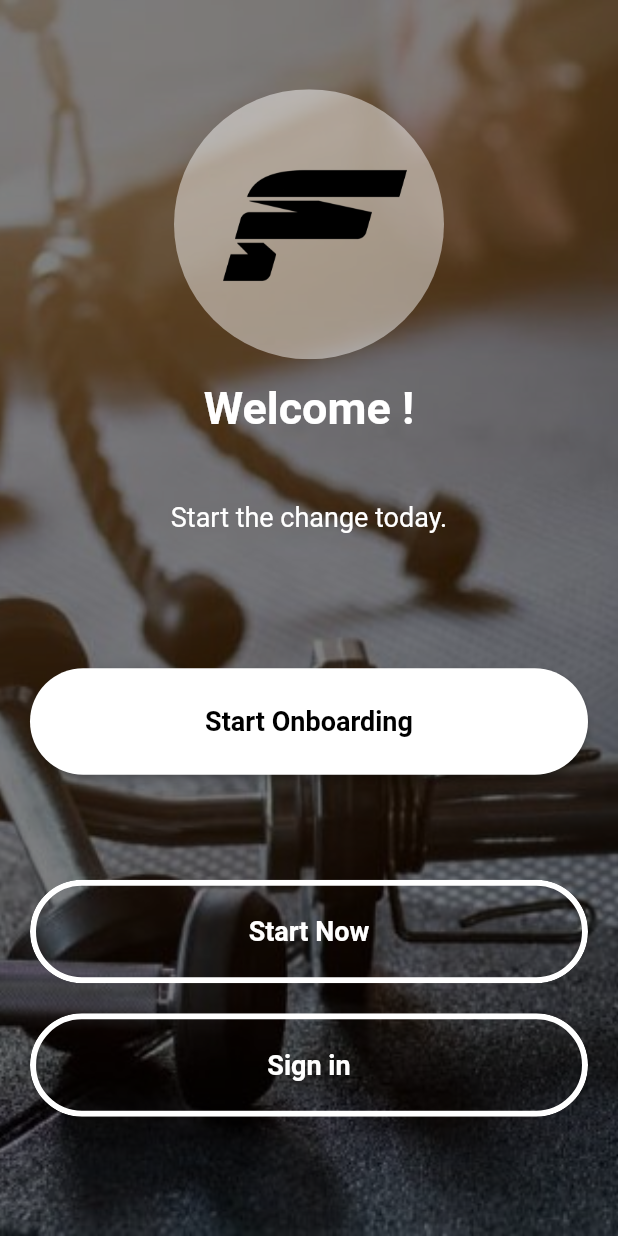
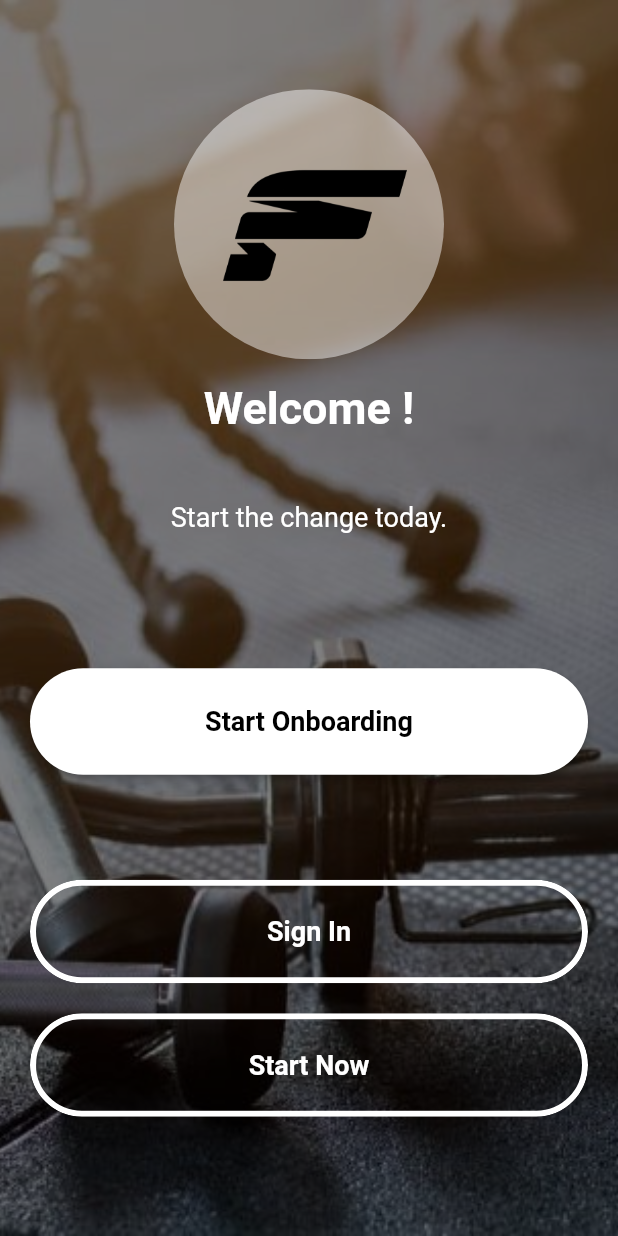
Before and after one commit to rmgoktas/StayFit, a Flutter app: the screen it shows after launch, on a phone screen of 412 x 824 dp. Run offline on Flutter 3.47's test engine with Material 2 defaults, Android fonts, the light colour scheme and no system bars; our stand-ins replace firebase_auth, firebase_core, font_awesome_flutter, google_sign_in; accounts and stored records are empty.

Commit message:
modified buttons

```diff
--- a/lib/pages/welcomepage.dart
+++ b/lib/pages/welcomepage.dart
@@ -84,6 +84,7 @@
                             highlightColor:
                                 const Color.fromARGB(255, 255, 255, 255)
                                     .withOpacity(0.2),
+
                             onTap: () async {
                               bool success =
                                   await loginService.signInWithGoogle();
@@ -104,7 +105,7 @@
                                       color: Color.fromARGB(255, 255, 255, 255),
                                       width: 4)),
                               child: const Text(
-                                "Start Now",
+                                "Sign In",
                                 textAlign: TextAlign.center,
                                 style: TextStyle(
                                     fontSize: 18,
@@ -130,6 +131,7 @@
                               highlightColor:
                                   const Color.fromARGB(255, 255, 255, 255)
                                       .withOpacity(0.2),
+
                               onTap: () {
                                 Navigator.push(
                                     context,
@@ -147,7 +149,7 @@
                                             255, 255, 255, 255),
                                         width: 4)),
                                 child: const Text(
-                                  "Sign in",
+                                  "Start Now",
                                   textAlign: TextAlign.center,
                                   style: TextStyle(
                                       fontSize: 18,
```
